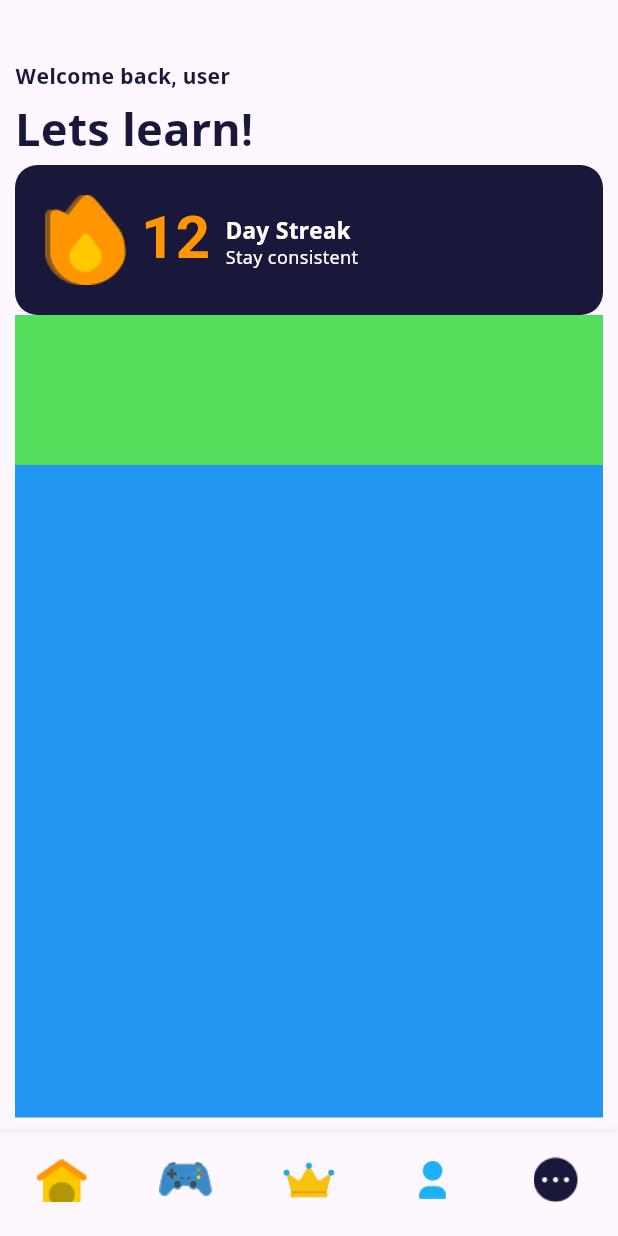
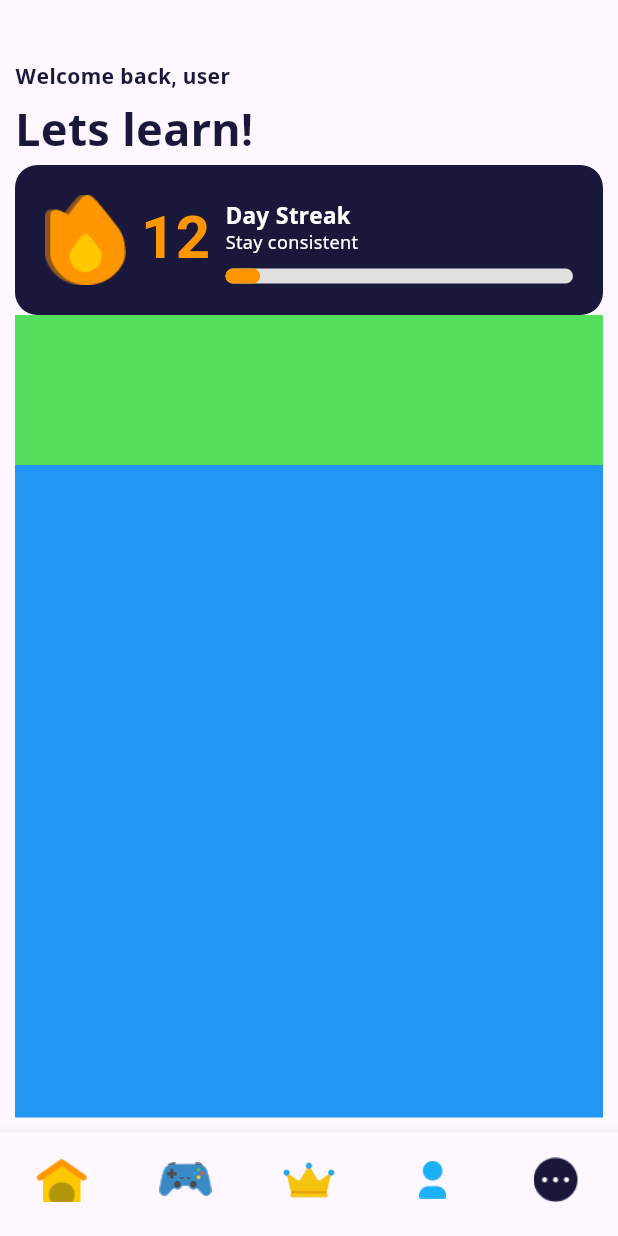
Before and after one commit to Eruumaa/Nexcash_Repo, a Flutter app: the screen it shows after launch, on a phone screen of 412 x 824 dp. Run offline on Flutter 3.47's test engine with Material 3 defaults, Android fonts, the phone set to English and light mode, and no system bars; Roboto replaces fonts that are missing (Noto Sans Symbols).

Commit message:
berhasil membuat kartu daily

```diff
--- a/lib/views/widgets/katru_daily.dart
+++ b/lib/views/widgets/katru_daily.dart
@@ -1,4 +1,5 @@
 import 'package:flutter/material.dart';
+import '../widgets/progressbar.dart';
 
 class KatruDaily extends StatelessWidget {
   const KatruDaily({super.key});
@@ -40,6 +41,8 @@ class KatruDaily extends StatelessWidget {
               fontFamily: "Noto Sans Symbols"
             ),
           ),
+          SizedBox(height: 10,),
+          Progressbar(progress: 0.1)
         ],
       ),
     ),
--- /dev/null
+++ b/lib/views/widgets/progressbar.dart
@@ -0,0 +1,46 @@
+import 'package:flutter/material.dart';
+
+class Progressbar extends StatelessWidget {
+  final double progress;
+  final double tinggi;
+  final Color progressColor;
+  final Color remainingColor;
+
+  const Progressbar({
+    super.key,
+    required this.progress,
+    this.tinggi = 10.0,
+    this.progressColor = const Color.fromARGB(255, 255, 150, 0),
+    this.remainingColor = const Color(0xFFE0E0E0),
+  });
+
+  @override
+  Widget build(BuildContext context) {
+    return Container(
+      height: tinggi,
+      decoration: BoxDecoration(
+        color: remainingColor,
+        borderRadius: BorderRadius.circular(tinggi / 2),
+      ),
+      child: Row(
+        children: [
+
+          Expanded(
+            flex: (progress * 100).toInt(),
+            child: Container(
+              decoration: BoxDecoration(
+                color: progressColor,
+                borderRadius: BorderRadius.circular(tinggi / 2),
+              ),
+            ),
+          ),
+
+          Expanded(
+            flex: ((1 - progress) * 100).toInt(),
+            child: Container(),
+          ),
+        ],
+      ),
+    );
+  }
+}
```
